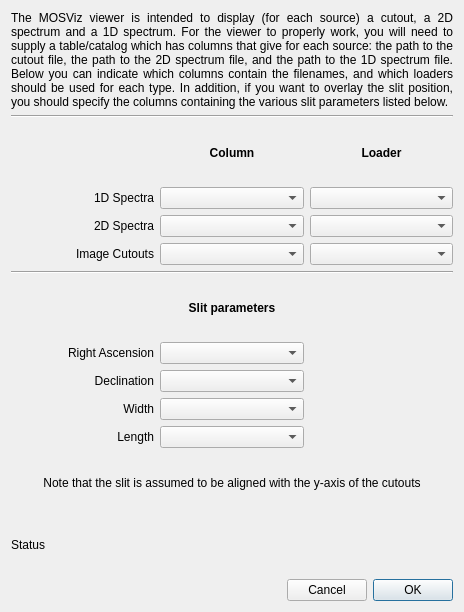
Before: the Qt Designer form mosviz/data/ui/loader_selection.ui in spacetelescope/mosviz, drawn with Qt 5.
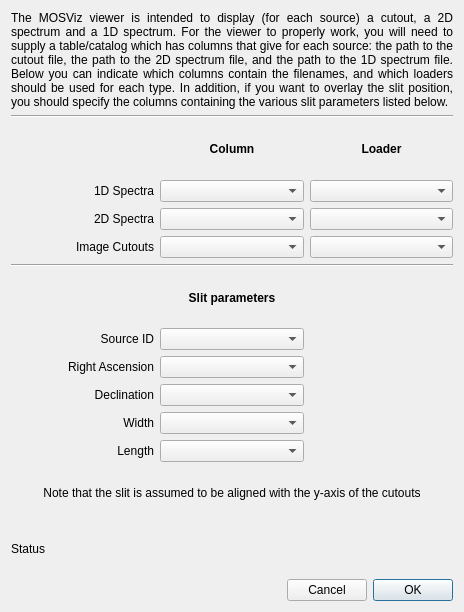
After: the same form once the commit is applied.

Commit message: Don't hard-code source ID column name

```diff
--- a/mosviz/data/ui/loader_selection.ui
+++ b/mosviz/data/ui/loader_selection.ui
@@ -16,26 +16,6 @@
   <layout class="QVBoxLayout" name="verticalLayout">
    <item>
     <layout class="QGridLayout" name="gridLayout">
-     <item row="10" column="0">
-      <widget class="QLabel" name="label_9">
-       <property name="text">
-        <string>Declination</string>
-       </property>
-       <property name="alignment">
-        <set>Qt::AlignRight|Qt::AlignTrailing|Qt::AlignVCenter</set>
-       </property>
-      </widget>
-     </item>
-     <item row="4" column="0">
-      <widget class="QLabel" name="label_3">
-       <property name="text">
-        <string>2D Spectra</string>
-       </property>
-       <property name="alignment">
-        <set>Qt::AlignRight|Qt::AlignTrailing|Qt::AlignVCenter</set>
-       </property>
-      </widget>
-     </item>
      <item row="3" column="0">
       <widget class="QLabel" name="label_2">
        <property name="text">
@@ -46,9 +26,105 @@
        </property>
       </widget>
      </item>
+     <item row="4" column="0">
+      <widget class="QLabel" name="label_3">
+       <property name="text">
+        <string>2D Spectra</string>
+       </property>
+       <property name="alignment">
+        <set>Qt::AlignRight|Qt::AlignTrailing|Qt::AlignVCenter</set>
+       </property>
+      </widget>
+     </item>
+     <item row="11" column="0">
+      <widget class="QLabel" name="label_9">
+       <property name="text">
+        <string>Declination</string>
+       </property>
+       <property name="alignment">
+        <set>Qt::AlignRight|Qt::AlignTrailing|Qt::AlignVCenter</set>
+       </property>
+      </widget>
+     </item>
+     <item row="10" column="0">
+      <widget class="QLabel" name="label_8">
+       <property name="text">
+        <string>Right Ascension</string>
+       </property>
+       <property name="alignment">
+        <set>Qt::AlignRight|Qt::AlignTrailing|Qt::AlignVCenter</set>
+       </property>
+      </widget>
+     </item>
+     <item row="11" column="1">
+      <widget class="QComboBox" name="combosel_slit_dec"/>
+     </item>
+     <item row="5" column="0">
+      <widget class="QLabel" name="label_4">
+       <property name="text">
+        <string>Image Cutouts</string>
+       </property>
+       <property name="alignment">
+        <set>Qt::AlignRight|Qt::AlignTrailing|Qt::AlignVCenter</set>
+       </property>
+      </widget>
+     </item>
+     <item row="15" column="0" colspan="3">
+      <widget class="QLabel" name="label_status">
+       <property name="text">
+        <string>Status</string>
+       </property>
+       <property name="wordWrap">
+        <bool>true</bool>
+       </property>
+      </widget>
+     </item>
+     <item row="3" column="1">
+      <widget class="QComboBox" name="combosel_spectrum1d"/>
+     </item>
      <item row="5" column="1">
       <widget class="QComboBox" name="combosel_cutout"/>
      </item>
+     <item row="7" column="0" colspan="3">
+      <widget class="Line" name="line_3">
+       <property name="orientation">
+        <enum>Qt::Horizontal</enum>
+       </property>
+      </widget>
+     </item>
+     <item row="5" column="2">
+      <widget class="QComboBox" name="combosel_loader_cutout"/>
+     </item>
+     <item row="4" column="2">
+      <widget class="QComboBox" name="combosel_loader_spectrum2d"/>
+     </item>
+     <item row="12" column="0">
+      <widget class="QLabel" name="label_10">
+       <property name="text">
+        <string>Width</string>
+       </property>
+       <property name="alignment">
+        <set>Qt::AlignRight|Qt::AlignTrailing|Qt::AlignVCenter</set>
+       </property>
+      </widget>
+     </item>
+     <item row="1" column="0" colspan="3">
+      <widget class="Line" name="line">
+       <property name="orientation">
+        <enum>Qt::Horizontal</enum>
+       </property>
+      </widget>
+     </item>
+     <item row="14" column="0" colspan="3">
+      <widget class="QLabel" name="label_12">
+       <property name="text">
+        <string>Note that the slit is assumed to be aligned with the y-axis of the cutouts</string>
+       </property>
+       <property name="alignment">
+        <set>Qt::AlignCenter</set>
+       </property>
+      </widget>
+     </item>
      <item row="2" column="1">
       <widget class="QLabel" name="label_5">
        <property name="font">
@@ -65,7 +141,13 @@
        </property>
       </widget>
      </item>
+     <item row="4" column="1">
+      <widget class="QComboBox" name="combosel_spectrum2d"/>
+     </item>
      <item row="12" column="1">
+      <widget class="QComboBox" name="combosel_slit_width"/>
+     </item>
+     <item row="13" column="1">
       <widget class="QComboBox" name="combosel_slit_length"/>
      </item>
      <item row="2" column="2">
@@ -100,7 +182,7 @@
        </property>
       </widget>
      </item>
-     <item row="12" column="0">
+     <item row="13" column="0">
       <widget class="QLabel" name="label_11">
        <property name="text">
         <string>Length</string>
@@ -110,9 +192,6 @@
        </property>
       </widget>
      </item>
-     <item row="11" column="1">
-      <widget class="QComboBox" name="combosel_slit_width"/>
-     </item>
      <item row="0" column="0" colspan="3">
       <widget class="QLabel" name="label">
        <property name="sizePolicy">
@@ -138,90 +217,24 @@
        </property>
       </widget>
      </item>
-     <item row="4" column="1">
-      <widget class="QComboBox" name="combosel_spectrum2d"/>
-     </item>
-     <item row="7" column="0" colspan="3">
-      <widget class="Line" name="line_3">
-       <property name="orientation">
-        <enum>Qt::Horizontal</enum>
-       </property>
-      </widget>
-     </item>
-     <item row="9" column="1">
-      <widget class="QComboBox" name="combosel_slit_ra"/>
-     </item>
      <item row="10" column="1">
-      <widget class="QComboBox" name="combosel_slit_dec"/>
-     </item>
-     <item row="3" column="1">
-      <widget class="QComboBox" name="combosel_spectrum1d"/>
-     </item>
-     <item row="5" column="2">
-      <widget class="QComboBox" name="combosel_loader_cutout"/>
+      <widget class="QComboBox" name="combosel_slit_ra"/>
      </item>
      <item row="3" column="2">
       <widget class="QComboBox" name="combosel_loader_spectrum1d"/>
      </item>
-     <item row="11" column="0">
-      <widget class="QLabel" name="label_10">
-       <property name="text">
-        <string>Width</string>
-       </property>
-       <property name="alignment">
-        <set>Qt::AlignRight|Qt::AlignTrailing|Qt::AlignVCenter</set>
-       </property>
-      </widget>
-     </item>
      <item row="9" column="0">
-      <widget class="QLabel" name="label_8">
+      <widget class="QLabel" name="label_13">
        <property name="text">
-        <string>Right Ascension</string>
+        <string>Source ID</string>
        </property>
        <property name="alignment">
         <set>Qt::AlignRight|Qt::AlignTrailing|Qt::AlignVCenter</set>
        </property>
       </widget>
      </item>
-     <item row="5" column="0">
-      <widget class="QLabel" name="label_4">
-       <property name="text">
-        <string>Image Cutouts</string>
-       </property>
-       <property name="alignment">
-        <set>Qt::AlignRight|Qt::AlignTrailing|Qt::AlignVCenter</set>
-       </property>
-      </widget>
-     </item>
-     <item row="4" column="2">
-      <widget class="QComboBox" name="combosel_loader_spectrum2d"/>
-     </item>
-     <item row="1" column="0" colspan="3">
-      <widget class="Line" name="line">
-       <property name="orientation">
-        <enum>Qt::Horizontal</enum>
-       </property>
-      </widget>
-     </item>
-     <item row="13" column="0" colspan="3">
-      <widget class="QLabel" name="label_12">
-       <property name="text">
-        <string>Note that the slit is assumed to be aligned with the y-axis of the cutouts</string>
-       </property>
-       <property name="alignment">
-        <set>Qt::AlignCenter</set>
-       </property>
-      </widget>
-     </item>
-     <item row="14" column="0" colspan="3">
-      <widget class="QLabel" name="label_status">
-       <property name="text">
-        <string>Status</string>
-       </property>
-       <property name="wordWrap">
-        <bool>true</bool>
-       </property>
-      </widget>
+     <item row="9" column="1">
+      <widget class="QComboBox" name="combosel_source_id"/>
      </item>
     </layout>
    </item>
```
The commit also changes 2 other files.
